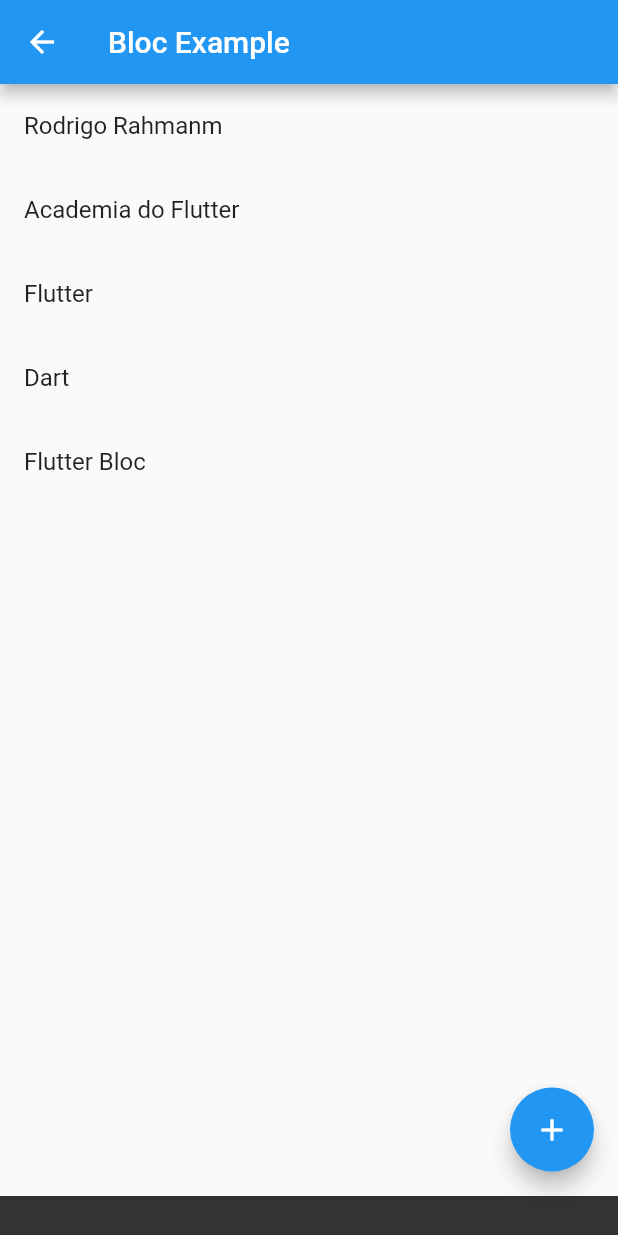
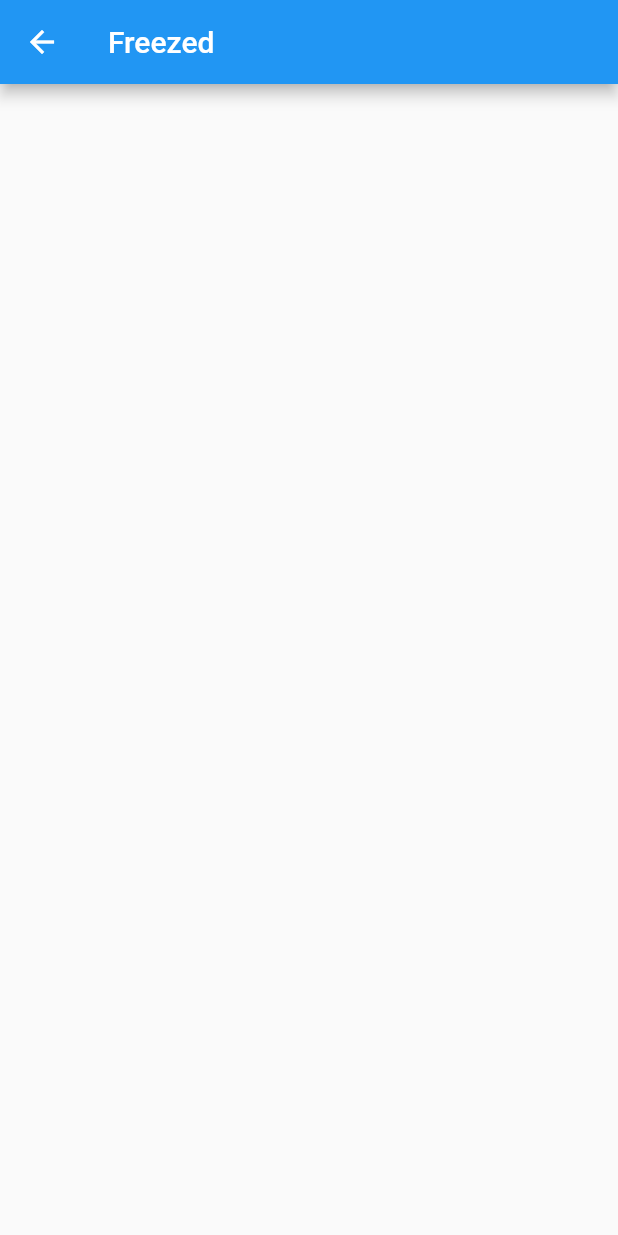
Before and after one commit to dariopmaciel/flutter_contact_bloc2, a Flutter app: the screen it shows after launch, after a tap on "Example Freezed", on a phone screen of 412 x 824 dp. Run offline on Flutter 3.47's test engine with Material 2 defaults, Android fonts, the phone set to English and light mode, and no system bars; our stand-ins replace flutter_bloc, freezed_annotation.

Commit message:
estudo com package Freezed

```diff
--- /dev/null
+++ b/lib/features/bloc_example/bloc_freezed_example.dart
@@ -0,0 +1,14 @@
+import 'package:flutter/material.dart';
+
+class BlocFreezedExample extends StatelessWidget {
+
+  const BlocFreezedExample({ super.key });
+
+   @override
+   Widget build(BuildContext context) {
+       return Scaffold(
+           appBar: AppBar(title: const Text('Freezed'),),
+           body: Container(),
+       );
+  }
+}
--- /dev/null
+++ b/lib/features/bloc_freezed/example_freezed_bloc.dart
@@ -0,0 +1,9 @@
+import 'package:freezed_annotation/freezed_annotation.dart';
+part 'example_freezed_state.dart';
+part 'example_freezed_bloc.freezed.dart';
+part 'example_freezed_event.dart';
+
+@freezed
+ class ExampleFreezedBloc with _$ExampleFreezedBloc {
+   factory ExampleFreezedBloc() = _ExampleFreezedBloc;
+}
--- /dev/null
+++ b/lib/features/bloc_freezed/example_freezed_event.dart
@@ -0,0 +1,10 @@
+part of 'example_freezed_bloc.dart';
+
+
+@freezed
+class ExampleFreezedEvent with _$ExampleFreezedEvent {
+  //  factory ExampleFreezedEvent() = _ExampleFreezedEvent;
+  const factory ExampleFreezedEvent.findNames() = _ExampleFreezedEventFindNames;
+  const factory ExampleFreezedEvent.addName(String name) = _ExampleFreezedEventAddName;
+  const factory ExampleFreezedEvent.removeName() = _ExampleFreezedEventRemoveName;
+}
--- /dev/null
+++ b/lib/features/bloc_freezed/example_freezed_state.dart
@@ -0,0 +1,8 @@
+part of 'example_freezed_bloc.dart';
+
+@freezed
+class ExampleFreezedState with _$ExampleFreezedState {
+  factory ExampleFreezedState.initial() = _ExampleFreezedStateInitial;
+  factory ExampleFreezedState.data({required List<String> names}) =
+      _ExampleFreezedStateData;
+}
--- a/lib/home/home_page.dart
+++ b/lib/home/home_page.dart
@@ -30,7 +30,7 @@ class HomePage extends StatelessWidget {
                     ),
                     InkWell(
                       onTap: () {
-                        Navigator.of(context).pushNamed('/bloc/example/');
+                        Navigator.of(context).pushNamed('/bloc/freezed/');
                       },
                       child: ButtonCard(
                         name: 'Example Freezed',
--- a/lib/main.dart
+++ b/lib/main.dart
@@ -2,6 +2,7 @@ import 'package:flutter/material.dart';
 import 'package:flutter_bloc/flutter_bloc.dart';
 import 'package:flutter_contact_bloc/features/bloc_example/bloc/example_bloc.dart';
 import 'package:flutter_contact_bloc/features/bloc_example/bloc_example.dart';
+import 'package:flutter_contact_bloc/features/bloc_example/bloc_freezed_example.dart';
 import 'package:flutter_contact_bloc/home/home_page.dart';
 
 void main() {
@@ -24,10 +25,14 @@ class MyApp extends StatelessWidget {
       routes: {
         '/home': (_) => const HomePage(),
         '/bloc/example/': (_) => BlocProvider(
-          // O castate notation '...add' propicia iniciar um evento 'ExampleFindNameEvent'
+              // O castate notation '...add' propicia iniciar um evento 'ExampleFindNameEvent'
               create: (_) => ExampleBloc()..add(ExampleFindNameEvent()),
-              child:  BlocExample(),
+              child: BlocExample(),
             ),
+        '/bloc/freezed/': (context) =>
+              // BlocProvider(create: (_) => ExampleBloc(), child: const
+              BlocFreezedExample(),
+            // ),
       },
     );
   }
--- a/pubspec.yaml
+++ b/pubspec.yaml
@@ -40,6 +40,7 @@ dependencies:
   flutter_bloc: ^8.1.3
   freezed: ^2.4.5
   freezed_annotation: ^2.4.1
+  json_annotation: ^4.8.1
 
 dev_dependencies:
   flutter_test:
@@ -52,6 +53,7 @@ dev_dependencies:
   # rules and activating additional ones.
   flutter_lints: ^2.0.0
   build_runner: ^2.4.6
+  json_serializable: ^6.7.1
 
 # For information on the generic Dart part of this file, see the
 # following page: https://dart.dev/tools/pub/pubspec
```
Also changed, not shown: lib/features/bloc_freezed/example_freezed_bloc.freezed.dart (added), pubspec.lock.
